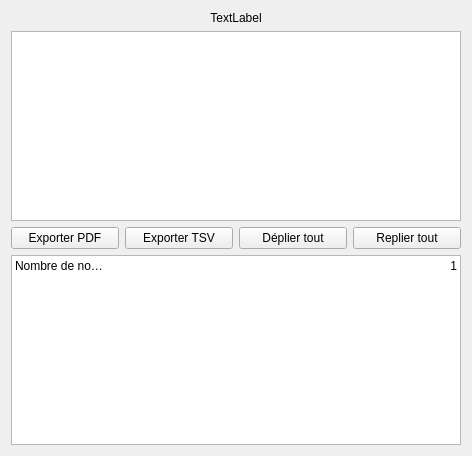
First picture: the form in formdisplaytree.ui, repository GiPiLab/ProtonClassicSuite, before the edit.
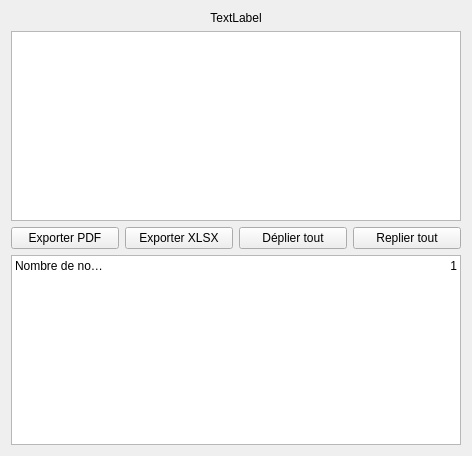
Second picture: the form after the edit.

Commit message: Import/export tree to XLSX is done

Patch:
```diff
--- a/formdisplaytree.ui
+++ b/formdisplaytree.ui
@@ -30,7 +30,7 @@
       <string>&lt;html&gt;&lt;head/&gt;&lt;body&gt;&lt;p&gt;Exporter l'arbre au format tabulaire pour pouvoir le partager. Le format est TSV, séparateur tabulation, pas de délimiteur de texte.&lt;/p&gt;&lt;/body&gt;&lt;/html&gt;</string>
      </property>
      <property name="text">
-      <string>Exporter TSV</string>
+      <string>Exporter XLSX</string>
      </property>
     </widget>
    </item>
```
Left out of the diff: 4 changed lines with no effect on the pictures. The commit also changes 8 other files.
